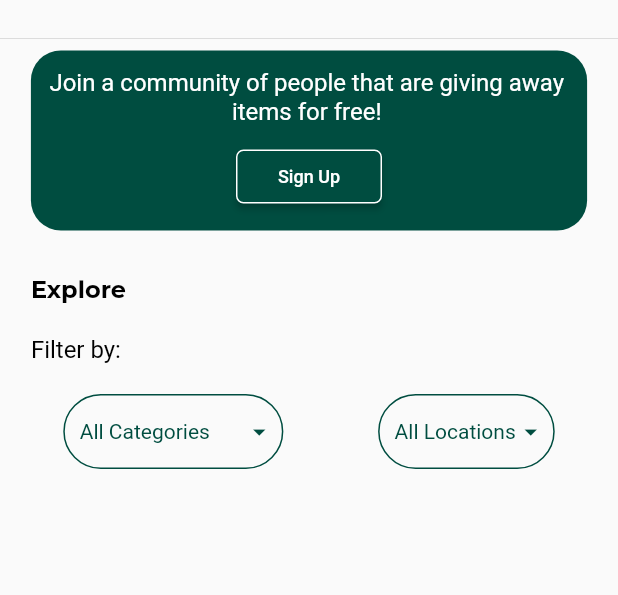
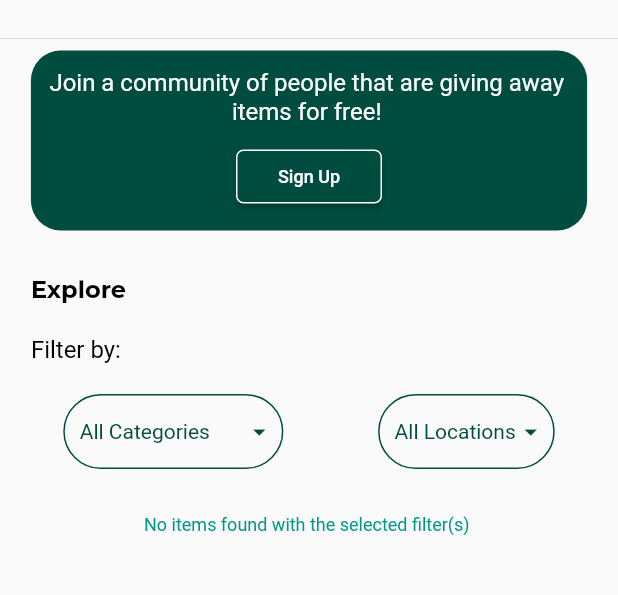
Before and after one commit to alvinpoonyk/GIFY, a Flutter app: the ExplorePage screen opened directly, on a phone screen of 412 x 824 dp, the part 80-675 px from its top. Run offline on Flutter 3.47's test engine with Material 2 defaults, Android fonts, the phone set to English and light mode, and no system bars; our stand-ins replace carousel_slider, cloud_firestore, dotted_border, firebase_auth, firebase_core, firebase_storage and 3 more; accounts and stored records are empty; Roboto replaces fonts that are missing (Sen).

Commit message:
Tighter type control and to display text when no item is found

```diff
--- a/lib/controllers/explore_page_controller.dart
+++ b/lib/controllers/explore_page_controller.dart
@@ -1,5 +1,6 @@
 import 'package:get/get.dart';
 import 'package:gify/constants/filters.dart';
+import 'package:gify/models/item.dart';
 import 'package:gify/models/user.dart';
 import 'package:gify/repositories/items_repository.dart';
 import 'package:gify/repositories/items_repository_impl.dart';
@@ -9,11 +10,11 @@ import 'package:gify/widgets/getX_widgets/getX_error_snack_bar.dart';
 
 class ExplorePageController extends GetxController {
 
-  RxList<dynamic> itemsToDisplay = [].obs;
+  RxList<Item> itemsToDisplay = <Item>[].obs;
   RxString category =  kDefaultCategoryFilter.obs;
   RxString location = kDefaultLocationFilter.obs;
 
-  final errorTitle = 'Oops, something went wrong...';
+  final String errorTitle = 'Oops, something went wrong...';
 
   @override
   void onInit() {
--- a/lib/pages/explore_page.dart
+++ b/lib/pages/explore_page.dart
@@ -138,8 +138,22 @@ class ExplorePage extends StatelessWidget {
               ),
               const SizedBox(height: 30.0),
               // Card Grid System
-              Obx(() => Padding(
-                padding: EdgeInsets.only(left: _width * 0.05, right: _width * 0.05),
+              Obx(() { return _controller.itemsToDisplay.isEmpty ?
+              Padding(
+                padding: EdgeInsets.symmetric(horizontal: _width * 0.05),
+                child: Center(
+                  child: SelectableText(
+                    'No items found with the selected filter(s)',
+                    textAlign: TextAlign.center,
+                    style: GoogleFonts.sen(
+                        fontSize: _width > 768 ? 18 : 12,
+                        color: kLightGreen),
+                  ),
+                ),
+              )
+                  :
+              Padding(
+                padding: EdgeInsets.symmetric(horizontal: _width * 0.05),
                 child: _width >= 768 ? GridView.builder(
                       itemCount: _controller.itemsToDisplay.length,
                       shrinkWrap: true,
@@ -154,13 +168,12 @@ class ExplorePage extends StatelessWidget {
                           return ExploreItemCard(item: _controller.itemsToDisplay[index]);
                         },
                     )
-                    // children: _controller.itemsToDisplay.map((item) => ExploreItemCard(item: item)).toList())
                     : ListView(
                         controller: _scrollController,
                         addAutomaticKeepAlives: true,
                         shrinkWrap: true,
                         children: _controller.itemsToDisplay.map((item) => ExploreItemCard(item: item)).toList()),
-                )
+                );}
               ),
               const SizedBox(height: 30),
             ],
```
